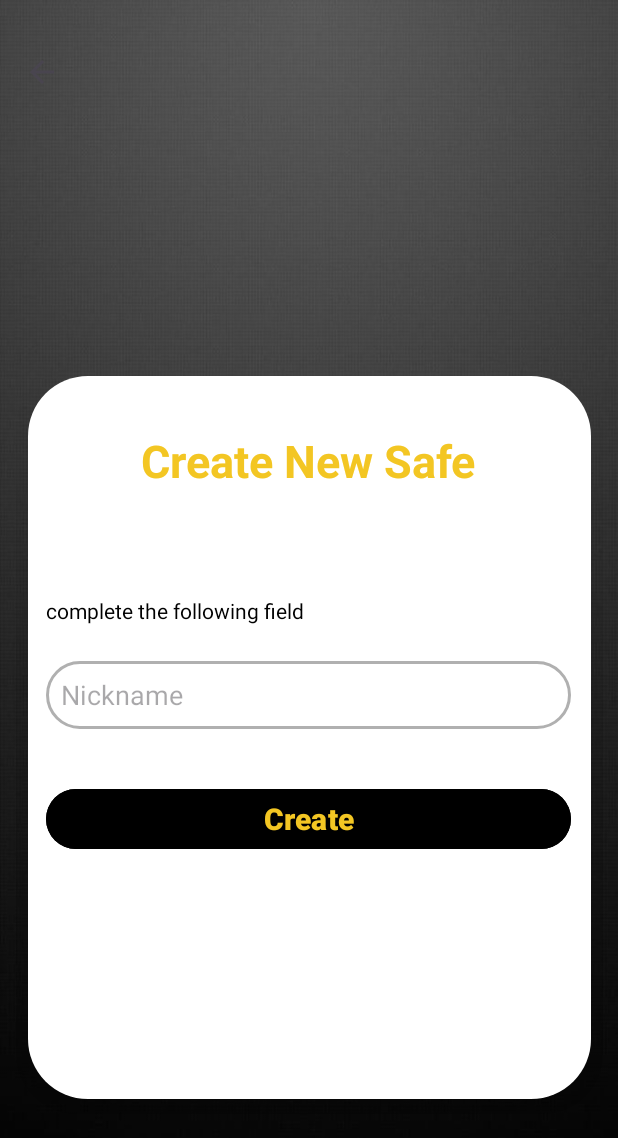
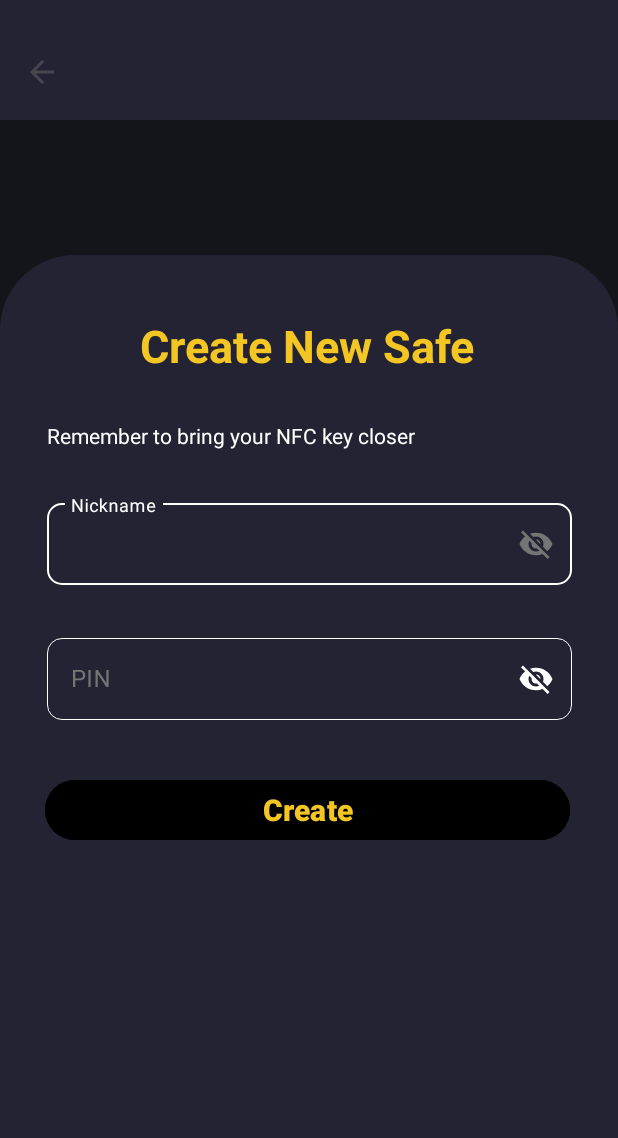
Before and after one commit to AzaelG26/Front_Android_IOT, an Android app: the CreateSafeActivity screen opened directly, with no data from a screen before it, on a phone screen of 412 x 824 dp. Shown: the top 1138 px of the screen. Run offline under Robolectric (Android 15) with nearby library versions, the phone set to English and light mode, and no system bars.

Commit message:
cambios a crear una vista

```diff
--- a/app/src/main/java/com/example/integradora4to/CreateSafeActivity.kt
+++ b/app/src/main/java/com/example/integradora4to/CreateSafeActivity.kt
@@ -1,6 +1,7 @@
 package com.example.integradora4to
 
 import android.content.Intent
+import android.content.res.ColorStateList
 import android.os.Bundle
 import android.view.Menu
 import android.view.MenuItem
@@ -9,6 +10,7 @@ import android.widget.Toast
 import androidx.activity.viewModels
 import androidx.appcompat.widget.Toolbar
 import androidx.appcompat.app.AppCompatActivity
+import androidx.core.content.ContextCompat
 import androidx.lifecycle.ViewModel
 import com.example.integradora4to.databinding.ActivityCreateSafeBinding
 import com.example.integradora4to.databinding.ActivityMainBinding
@@ -35,16 +37,28 @@ class CreateSafeActivity: AppCompatActivity() {
         supportActionBar?.setDisplayHomeAsUpEnabled(true)
         supportActionBar?.setDisplayShowTitleEnabled(false)
 
+        setupInputBorders()
 
-        binding.btnCS.setOnClickListener{
+        binding.btnCS.setOnClickListener {
             val nickname = binding.nicknameCS.text.toString().trim()
+            val pinEditText = binding.pinCS
 
-            if (nickname.isEmpty()){
+            if (nickname.isEmpty()) {
                 binding.errorCS.text = "Nickname is required"
-            }
-            else{
+            } else {
                 binding.errorCS.text = ""
-                createSafeViewModel.createSafe(nickname)
+
+                val pinString = pinEditText.text.toString().trim()
+                if (pinString.isNotEmpty()) {
+                    try {
+                        val pin = pinString.toInt()
+                        createSafeViewModel.createSafe(nickname, pin)
+                    } catch (e: NumberFormatException) {
+                        binding.errorCS.text = "Invalid PIN format"
+                    }
+                } else {
+                    binding.errorCS.text = "PIN is required"
+                }
             }
         }
 
@@ -68,6 +82,44 @@ class CreateSafeActivity: AppCompatActivity() {
             }
         }
 
+    }
+    private fun setupInputBorders() {
+        // Definir los colores para los diferentes estados
+        val colorFocused = ContextCompat.getColor(this, R.color.white) // #F3C623
+        val colorDefault = ContextCompat.getColor(this, R.color.white) // Mismo color para todos los estados
+
+        // Crear el ColorStateList
+        val states = arrayOf(
+            intArrayOf(android.R.attr.state_focused),  // Estado enfocado
+            intArrayOf(-android.R.attr.state_focused)   // Estado normal
+        )
+
+        val colors = intArrayOf(
+            colorFocused,
+            colorDefault
+        )
+
+        val borderColorStateList = ColorStateList(states, colors)
+
+        // Aplicar a ambos campos
+        binding.nicknameLayout.apply {
+            setBoxStrokeColorStateList(borderColorStateList)
+            boxStrokeWidth = 1 // Grosor en estado normal (dp)
+            boxStrokeWidthFocused = 2 // Grosor cuando está enfocado (dp)
+            hintTextColor = ColorStateList.valueOf(colorDefault)
+        }
+
+        binding.pinLayout.apply {
+            setBoxStrokeColorStateList(borderColorStateList)
+            boxStrokeWidth = 1
+            boxStrokeWidthFocused = 2
+            hintTextColor = ColorStateList.valueOf(colorDefault)
+            setEndIconTintList(ColorStateList.valueOf(colorDefault))
+        }
+
+        // También puedes cambiar el color del texto
+        binding.nicknameCS.setTextColor(colorDefault)
+        binding.pinCS.setTextColor(colorDefault)
     }
 
     override fun onOptionsItemSelected(item: MenuItem): Boolean{
--- a/app/src/main/java/com/example/integradora4to/models/request/CreateSafeRequest.kt
+++ b/app/src/main/java/com/example/integradora4to/models/request/CreateSafeRequest.kt
@@ -1,5 +1,6 @@
 package com.example.integradora4to.models.request
 
 data class CreateSafeRequest(
-    val nickname: String
+    val nickname: String,
+    val pin: Number
 )
--- a/app/src/main/java/com/example/integradora4to/network/RetrofitClient.kt
+++ b/app/src/main/java/com/example/integradora4to/network/RetrofitClient.kt
@@ -3,7 +3,7 @@ import retrofit2.Retrofit
 import retrofit2.converter.gson.GsonConverterFactory
 
 object RetrofitClient {
-    private const val BASE_URL="http://192.168.100.10:3000/"
+    private const val BASE_URL="https://b3c4-177-244-54-50.ngrok-free.app/"
 
     val apiService: ApiService by lazy {
         Retrofit.Builder()
--- a/app/src/main/java/com/example/integradora4to/repositories/SensorRepository.kt
+++ b/app/src/main/java/com/example/integradora4to/repositories/SensorRepository.kt
@@ -5,10 +5,12 @@ import com.example.integradora4to.models.request.response.SensorDataResponse
 import com.example.integradora4to.network.RetrofitClient
 import kotlinx.coroutines.Dispatchers
 import kotlinx.coroutines.withContext
+import org.json.JSONException
 import org.json.JSONObject
+import java.io.IOException
 
-class SensorRepository{
-    suspend fun getSensorData(): Result<SensorDataResponse>{
+class SensorRepository {
+    suspend fun getSensorData(): Result<SensorDataResponse> {
         return try {
             val response: SensorDataResponse = withContext(Dispatchers.IO) {
                 RetrofitClient.apiService.getSensorData()
@@ -16,11 +18,19 @@ class SensorRepository{
             Result.success(response)
         } catch (e: retrofit2.HttpException) {
             val errorBody = e.response()?.errorBody()?.string()
-            val errorMsg = errorBody?.let {
-                JSONObject(it).optString("msg", "Error al obtener datos del sensor")
-            } ?: "Error al obtener datos del sensor"
+            val errorCode = e.response()?.code()
+            Log.e("SensorError", "Error HTTP $errorCode: $errorBody")
 
+            val errorMsg = try {
+                JSONObject(errorBody ?: "").optString("msg", "Error al obtener datos del sensor")
+            } catch (jsonException: JSONException) {
+                Log.e("SensorError", "Error al parsear JSON: ${jsonException.message}")
+                "Error al obtener datos del sensor"
+            }
             Result.failure(Exception(errorMsg))
+        } catch (e: IOException) {
+            Log.e("SensorError", "Error de red: ${e.message}")
+            Result.failure(Exception("Error de red: ${e.message}"))
         } catch (e: Exception) {
             Log.e("SensorError", e.message.orEmpty())
             Result.failure(Exception("Error en la petición: ${e.message}"))
--- a/app/src/main/java/com/example/integradora4to/ui/CreateSafeViewModel.kt
+++ b/app/src/main/java/com/example/integradora4to/ui/CreateSafeViewModel.kt
@@ -29,7 +29,7 @@ class CreateSafeViewModel(application: Application): AndroidViewModel(applicatio
 
 
 
-    fun createSafe(nickname: String){
+    fun createSafe(nickname: String, pin: Number){
         viewModelScope.launch {
             try {
                 val token = getToken()
@@ -39,11 +39,10 @@ class CreateSafeViewModel(application: Application): AndroidViewModel(applicatio
                 }
 
                 val response: CreateSafeResponse = withContext(Dispatchers.IO) {
-                    RetrofitClient.apiService.createSafe("Bearer $token", CreateSafeRequest(nickname))
+                    RetrofitClient.apiService.createSafe("Bearer $token", CreateSafeRequest(nickname, pin))
                 }
 
                 _createSafeResult.postValue(response)
-
 
             }catch (e: Exception){
                 val errorBody = (e as? HttpException)?.response()?.errorBody()?.string()
--- a/app/src/main/res/layout/activity_create_safe.xml
+++ b/app/src/main/res/layout/activity_create_safe.xml
@@ -4,34 +4,38 @@
     xmlns:tools="http://schemas.android.com/tools"
     android:layout_width="match_parent"
     android:layout_height="match_parent"
-    android:background="@drawable/gris">
+    android:background="#14141B">
 
     <androidx.appcompat.widget.Toolbar
         android:id="@+id/toolbar_c_s"
         android:layout_width="match_parent"
         android:layout_height="80dp"
-        android:background="#00193A55"
+        android:background="#242333"
         android:paddingTop="16dp"
         app:layout_constraintEnd_toEndOf="parent"
         app:layout_constraintStart_toStartOf="parent"
         app:layout_constraintTop_toTopOf="parent" />
 
-    <androidx.constraintlayout.widget.Guideline
-        android:id="@+id/guideline3"
-        android:layout_width="wrap_content"
-        android:layout_height="wrap_content"
-        android:orientation="horizontal"
-        app:layout_constraintGuide_percent="0.2" />
 
     <androidx.constraintlayout.widget.ConstraintLayout
-        android:layout_width="391dp"
-        android:layout_height="498dp"
-        android:background="@drawable/shadow_background"
+        android:id="@+id/container_create_safe"
+        android:layout_width="match_parent"
+        android:layout_height="0dp"
+        android:layout_marginTop="90dp"
         app:layout_constraintBottom_toBottomOf="parent"
         app:layout_constraintEnd_toEndOf="parent"
         app:layout_constraintStart_toStartOf="parent"
-        app:layout_constraintTop_toBottomOf="@id/guideline3"
-        app:layout_constraintVertical_bias="0.494">
+        app:layout_constraintTop_toBottomOf="@id/toolbar_c_s"
+        >
+
+        <androidx.constraintlayout.widget.ConstraintLayout
+            android:layout_width="match_parent"
+            android:layout_height="match_parent"
+            android:background="@drawable/rounded_top_background_dashboard"
+            app:layout_constraintEnd_toEndOf="parent"
+            app:layout_constraintStart_toStartOf="parent"
+            app:layout_constraintTop_toTopOf="parent"
+            app:layout_constraintBottom_toBottomOf="parent">
 
             <TextView
                 android:id="@+id/title_c_s"
@@ -51,25 +55,71 @@
                 android:id="@+id/subtitle_c_s"
                 android:layout_width="wrap_content"
                 android:layout_height="wrap_content"
-            android:layout_marginTop="70dp"
-            android:text="complete the following field"
-            android:textColor="#000"
-            app:layout_constraintBottom_toTopOf="@id/nickname_c_s"
-            app:layout_constraintStart_toStartOf="@id/nickname_c_s"
+                android:layout_marginTop="30dp"
+                android:text="Remember to bring your NFC key closer"
+                android:textColor="@color/white"
+                app:layout_constraintBottom_toTopOf="@id/nickname_layout"
+                app:layout_constraintStart_toStartOf="@id/nickname_layout"
                 app:layout_constraintTop_toBottomOf="@id/title_c_s" />
 
-        <EditText
+
+            <com.google.android.material.textfield.TextInputLayout
+                android:id="@+id/nickname_layout"
+                style="@style/Widget.MaterialComponents.TextInputLayout.OutlinedBox"
+                android:layout_width="350dp"
+                android:layout_height="60dp"
+                android:layout_marginTop="30dp"
+                android:hint="Nickname"
+                android:textColorHint="#757575"
+                app:boxCornerRadiusBottomEnd="10dp"
+                app:boxCornerRadiusBottomStart="10dp"
+                app:boxCornerRadiusTopEnd="10dp"
+                app:boxCornerRadiusTopStart="10dp"
+                app:boxStrokeColor="#757575"
+                app:endIconMode="password_toggle"
+                app:endIconTint="#757575"
+                app:hintTextColor="#757575"
+                app:layout_constraintEnd_toEndOf="parent"
+                app:layout_constraintStart_toStartOf="parent"
+                app:layout_constraintTop_toBottomOf="@id/subtitle_c_s">
+
+                <com.google.android.material.textfield.TextInputEditText
                     android:id="@+id/nickname_c_s"
+                    android:layout_width="match_parent"
+                    android:layout_height="wrap_content"
+                    android:inputType="text"
+                    android:textColor="@color/black" />
+
+            </com.google.android.material.textfield.TextInputLayout>
+
+            <com.google.android.material.textfield.TextInputLayout
+                android:id="@+id/pin_layout"
+                style="@style/Widget.MaterialComponents.TextInputLayout.OutlinedBox"
                 android:layout_width="350dp"
-            android:layout_height="45dp"
-            android:layout_marginTop="24dp"
-            android:background="@drawable/input_border"
-            android:hint="Nickname"
-            android:paddingLeft="10dp"
+                android:layout_height="60dp"
+                android:layout_marginTop="30dp"
+                android:hint="PIN"
+                android:textColorHint="#757575"
+                app:boxCornerRadiusBottomEnd="10dp"
+                app:boxCornerRadiusBottomStart="10dp"
+                app:boxCornerRadiusTopEnd="10dp"
+                app:boxCornerRadiusTopStart="10dp"
+                app:boxStrokeColor="#757575"
+                app:endIconMode="password_toggle"
+                app:endIconTint="#757575"
+                app:hintTextColor="#757575"
                 app:layout_constraintEnd_toEndOf="parent"
-            app:layout_constraintHorizontal_bias="0.487"
                 app:layout_constraintStart_toStartOf="parent"
-            app:layout_constraintTop_toBottomOf="@id/subtitle_c_s" />
+                app:layout_constraintTop_toBottomOf="@id/nickname_layout">
+
+                <com.google.android.material.textfield.TextInputEditText
+                    android:id="@+id/pin_c_s"
+                    android:layout_width="match_parent"
+                    android:layout_height="wrap_content"
+                    android:inputType="number"
+                    android:textColor="@color/black" />
+            </com.google.android.material.textfield.TextInputLayout>
+
 
             <TextView
                 android:id="@+id/error_c_s"
@@ -78,9 +128,9 @@
                 android:textColor="#FF0000"
                 android:textSize="12dp"
                 android:textStyle="bold"
-            app:layout_constraintEnd_toEndOf="@id/nickname_c_s"
-            app:layout_constraintStart_toStartOf="@id/nickname_c_s"
-            app:layout_constraintTop_toBottomOf="@id/nickname_c_s" />
+                app:layout_constraintEnd_toEndOf="@id/pin_layout"
+                app:layout_constraintStart_toStartOf="@id/pin_layout"
+                app:layout_constraintTop_toBottomOf="@id/pin_layout" />
 
             <Button
                 android:id="@+id/btn_c_s"
@@ -89,13 +139,15 @@
                 android:layout_marginTop="36dp"
                 android:backgroundTint="#000"
                 android:text="Create"
+                android:textColor="#F3C623"
                 android:textSize="20dp"
-            android:textColor="#F3C623"
                 android:textStyle="bold"
                 app:layout_constraintEnd_toEndOf="parent"
                 app:layout_constraintHorizontal_bias="0.487"
                 app:layout_constraintStart_toStartOf="parent"
-            app:layout_constraintTop_toBottomOf="@id/nickname_c_s" />
+                app:layout_constraintTop_toBottomOf="@id/pin_layout" />
+
+        </androidx.constraintlayout.widget.ConstraintLayout>}
 
     </androidx.constraintlayout.widget.ConstraintLayout>
 
```
Lines whose indentation alone changed are shown as unchanged.
